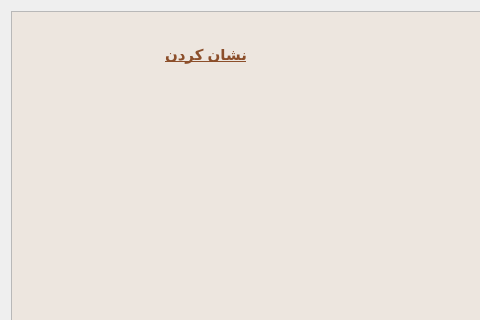
Old version of the form Client/user/bookdetailswidget.ui in the repository Onyx1907/Lumina-EBook-Platform; both pictures show x 0 to 480 and y 0 to 320 of the 750 by 550 pixel window.
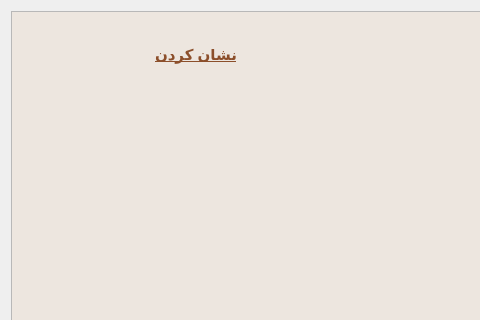
New version of the form. Icons and pictures are not drawn.

```diff
--- a/Client/user/bookdetailswidget.ui
+++ b/Client/user/bookdetailswidget.ui
@@ -65,7 +65,7 @@
       <property name="geometry">
        <rect>
         <x>0</x>
-        <y>-156</y>
+        <y>0</y>
         <width>730</width>
         <height>1000</height>
        </rect>
@@ -479,7 +479,7 @@
       <widget class="QPushButton" name="saveBook_pushButton">
        <property name="geometry">
         <rect>
-         <x>150</x>
+         <x>140</x>
          <y>30</y>
          <width>88</width>
          <height>26</height>
```
Left out of the diff: 536 changed lines with no effect on the pictures.
